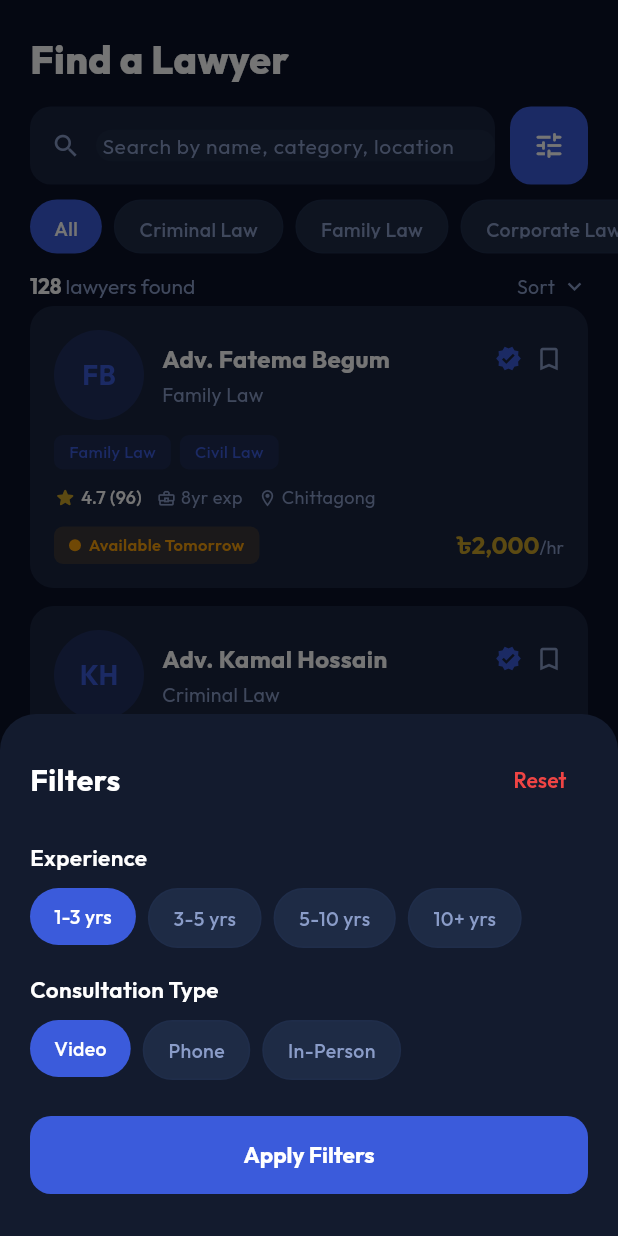
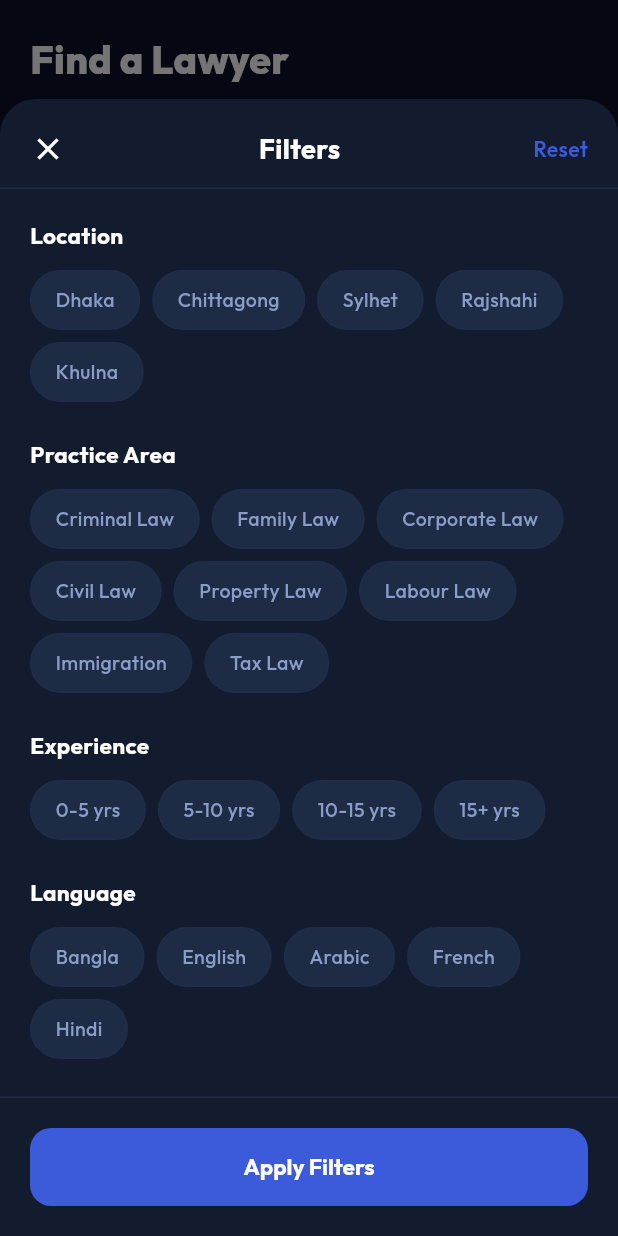
Before and after one commit to hanifuddin15/talktomylawyer, a Flutter app: the ClientSearchTab screen opened directly, scrolled down 209 dp, after a tap on the "tune" icon, on a phone screen of 412 x 824 dp. Run offline on Flutter 3.47's test engine with Material 3 defaults, Android fonts, the phone set to English and light mode, and no system bars; our stand-ins replace badges, connectivity_plus, dartz, dio, dropdown_search, flutter_easyloading and 4 more; missing offline and left inert: ansicolor, searchable_paginated_dropdown; accounts and stored records are empty.

Commit message:
filter design done

```diff
--- a/lib/app/core/l10n/bn.dart
+++ b/lib/app/core/l10n/bn.dart
@@ -139,6 +139,9 @@ const Map<String, String> bn = {
   'apply_filters': 'ফিল্টার প্রয়োগ করুন',
   'hr': '/ঘণ্টা',
   'yrs_exp': 'বছর অভিজ্ঞতা',
+  'practice_area': 'অনুশীলন ক্ষেত্র',
+  'verified_lawyers_only': 'শুধুমাত্র যাচাইকৃত আইনজীবী',
+  'other': 'অন্যান্য',
 
   // Premium
   'go_premium': 'প্রিমিয়ামে যান',
--- a/lib/app/core/l10n/en.dart
+++ b/lib/app/core/l10n/en.dart
@@ -139,6 +139,9 @@ const Map<String, String> en = {
   'apply_filters': 'Apply Filters',
   'hr': '/hr',
   'yrs_exp': 'yr exp',
+  'practice_area': 'Practice Area',
+  'verified_lawyers_only': 'Verified Lawyers Only',
+  'other': 'Other',
 
   // Client Premium
   'go_premium': 'Go Premium',
--- a/lib/app/modules/client_dashboard/views/tabs/client_search_tab.dart
+++ b/lib/app/modules/client_dashboard/views/tabs/client_search_tab.dart
@@ -4,6 +4,7 @@ import 'package:google_fonts/google_fonts.dart';
 import 'package:talktomylawyer/app/core/constants/app_colors.dart';
 import 'package:talktomylawyer/app/core/widgets/app_lawyer_card.dart';
 import 'package:talktomylawyer/app/core/widgets/app_tag_chip.dart';
+import 'package:talktomylawyer/app/core/widgets/input_fields/app_search_field.dart';
 
 class ClientSearchTab extends StatefulWidget {
   const ClientSearchTab({super.key});
@@ -26,8 +27,84 @@ class _ClientSearchTabState extends State<ClientSearchTab> {
   ];
 
   // Filter state
-  int _selectedExperience = 0;
-  int _selectedConsultation = 0;
+  int? _selectedLocation;
+  int? _selectedPracticeArea;
+  int? _selectedExperience;
+  int? _selectedLanguage;
+  int? _selectedConsultation;
+  bool _verifiedOnly = false;
+
+  final List<String> _locations = const [
+    'Dhaka',
+    'Chittagong',
+    'Sylhet',
+    'Rajshahi',
+    'Khulna',
+  ];
+
+  final List<String> _practiceAreas = const [
+    'Criminal Law',
+    'Family Law',
+    'Corporate Law',
+    'Civil Law',
+    'Property Law',
+    'Labour Law',
+    'Immigration',
+    'Tax Law',
+  ];
+
+  final List<String> _experiences = const [
+    '0-5 yrs',
+    '5-10 yrs',
+    '10-15 yrs',
+    '15+ yrs',
+  ];
+
+  final List<String> _languages = const [
+    'Bangla',
+    'English',
+    'Arabic',
+    'French',
+    'Hindi',
+  ];
+
+  final List<String> _consultationTypes = const [
+    'Video Call',
+    'Phone',
+    'In-person',
+  ];
+
+  Widget _buildSectionTitle(String title, Color color) {
+    return Padding(
+      padding: const EdgeInsets.only(bottom: 12),
+      child: Text(
+        title,
+        style: GoogleFonts.outfit(
+          fontSize: 15,
+          fontWeight: FontWeight.w700,
+          color: color,
+        ),
+      ),
+    );
+  }
+
+  Widget _buildChips(
+    List<String> items,
+    int? selectedIndex,
+    ValueChanged<int> onTap,
+  ) {
+    return Wrap(
+      spacing: 8,
+      runSpacing: 8,
+      children: items.asMap().entries.map((e) {
+        return AppTagChip(
+          label: e.value,
+          isSelected: selectedIndex == e.key,
+          onTap: () => onTap(e.key),
+        );
+      }).toList(),
+    );
+  }
 
   @override
   Widget build(BuildContext context) {
@@ -60,37 +137,20 @@ class _ClientSearchTabState extends State<ClientSearchTab> {
               child: Row(
                 children: [
                   Expanded(
-                    child: Container(
-                      height: 52,
-                      decoration: BoxDecoration(
-                        color: cardColor,
-                        borderRadius: BorderRadius.circular(14),
-                      ),
                     child: Row(
                       children: [
                         const SizedBox(width: 14),
-                          Icon(Icons.search, color: secondaryText, size: 20),
-                          const SizedBox(width: 10),
                         Expanded(
-                            child: TextField(
-                              style: GoogleFonts.outfit(
-                                fontSize: 14,
-                                color: primaryText,
-                              ),
-                              decoration: InputDecoration(
-                                hintText: 'search_hint'.tr,
-                                hintStyle: GoogleFonts.outfit(
-                                  fontSize: 14,
-                                  color: secondaryText,
-                                ),
-                                border: InputBorder.none,
-                                isDense: true,
-                                contentPadding: EdgeInsets.zero,
+                          child: SizedBox(
+                            height: 52,
+                            child: AppSearchField(
+                              primaryText: primaryText,
+                              secondaryText: secondaryText,
+                              cardColor: cardColor,
                             ),
                           ),
                         ),
                       ],
-                      ),
                     ),
                   ),
                   const SizedBox(width: 10),
@@ -254,6 +314,14 @@ class _ClientSearchTabState extends State<ClientSearchTab> {
   ) {
     final sheetBg = isDark ? kDarkSurface : kLightSurface;
 
+    // Temporary local state for bottom sheet selections
+    int? tempLocation = _selectedLocation;
+    int? tempPracticeArea = _selectedPracticeArea;
+    int? tempExperience = _selectedExperience;
+    int? tempLanguage = _selectedLanguage;
+    int? tempConsultation = _selectedConsultation;
+    bool tempVerifiedOnly = _verifiedOnly;
+
     showModalBottomSheet(
       context: context,
       backgroundColor: sheetBg,
@@ -262,97 +330,191 @@ class _ClientSearchTabState extends State<ClientSearchTab> {
       ),
       isScrollControlled: true,
       builder: (_) => StatefulBuilder(
-        builder: (context, setSheetState) => Padding(
-          padding: const EdgeInsets.all(20),
+        builder: (context, setSheetState) => Container(
+          height: MediaQuery.of(context).size.height * 0.92,
+          padding: const EdgeInsets.only(top: 8),
           child: Column(
-            mainAxisSize: MainAxisSize.min,
-            crossAxisAlignment: CrossAxisAlignment.start,
             children: [
-              Row(
+              // Header
+              Padding(
+                padding: const EdgeInsets.symmetric(horizontal: 20, vertical: 12),
+                child: Row(
                   mainAxisAlignment: MainAxisAlignment.spaceBetween,
                   children: [
+                    GestureDetector(
+                      onTap: () => Navigator.pop(context),
+                      child: Icon(
+                        Icons.close,
+                        color: primaryText,
+                        size: 24,
+                      ),
+                    ),
                     Text(
                       'filters'.tr,
                       style: GoogleFonts.outfit(
-                      fontSize: 20,
+                        fontSize: 18,
                         fontWeight: FontWeight.w700,
                         color: primaryText,
                       ),
                     ),
-                  TextButton(
-                    onPressed: () {
+                    GestureDetector(
+                      onTap: () {
                         setSheetState(() {
-                        _selectedExperience = 0;
-                        _selectedConsultation = 0;
+                          tempLocation = null;
+                          tempPracticeArea = null;
+                          tempExperience = null;
+                          tempLanguage = null;
+                          tempConsultation = null;
+                          tempVerifiedOnly = false;
                         });
                       },
                       child: Text(
                         'reset'.tr,
                         style: GoogleFonts.outfit(
                           fontSize: 14,
-                        color: kError,
+                          color: kPrimaryBlue,
                           fontWeight: FontWeight.w600,
                         ),
                       ),
                     ),
                   ],
                 ),
-              const SizedBox(height: 16),
-              Text(
-                'experience'.tr,
+              ),
+              Divider(
+                color: isDark ? kDarkDivider : kLightDivider,
+                height: 1,
+              ),
+              // Scrollable content
+              Expanded(
+                child: SingleChildScrollView(
+                  padding: const EdgeInsets.symmetric(horizontal: 20, vertical: 20),
+                  child: Column(
+                    crossAxisAlignment: CrossAxisAlignment.start,
+                    children: [
+                      // 1. Location
+                      _buildSectionTitle('location'.tr, primaryText),
+                      _buildChips(
+                        _locations,
+                        tempLocation,
+                        (index) => setSheetState(() {
+                          tempLocation = (tempLocation == index) ? null : index;
+                        }),
+                      ),
+                      const SizedBox(height: 24),
+
+                      // 2. Practice Area
+                      _buildSectionTitle('practice_area'.tr, primaryText),
+                      _buildChips(
+                        _practiceAreas,
+                        tempPracticeArea,
+                        (index) => setSheetState(() {
+                          tempPracticeArea = (tempPracticeArea == index) ? null : index;
+                        }),
+                      ),
+                      const SizedBox(height: 24),
+
+                      // 3. Experience
+                      _buildSectionTitle('experience'.tr, primaryText),
+                      _buildChips(
+                        _experiences,
+                        tempExperience,
+                        (index) => setSheetState(() {
+                          tempExperience = (tempExperience == index) ? null : index;
+                        }),
+                      ),
+                      const SizedBox(height: 24),
+
+                      // 4. Language
+                      _buildSectionTitle('language'.tr, primaryText),
+                      _buildChips(
+                        _languages,
+                        tempLanguage,
+                        (index) => setSheetState(() {
+                          tempLanguage = (tempLanguage == index) ? null : index;
+                        }),
+                      ),
+                      const SizedBox(height: 24),
+
+                      // 5. Consultation Type
+                      _buildSectionTitle('consultation_type'.tr, primaryText),
+                      _buildChips(
+                        _consultationTypes,
+                        tempConsultation,
+                        (index) => setSheetState(() {
+                          tempConsultation = (tempConsultation == index) ? null : index;
+                        }),
+                      ),
+                      const SizedBox(height: 24),
+
+                      // 6. Other (Verified Toggle)
+                      _buildSectionTitle('other'.tr, primaryText),
+                      Container(
+                        padding: const EdgeInsets.symmetric(horizontal: 16, vertical: 10),
+                        decoration: BoxDecoration(
+                          color: isDark ? kDarkInputFill : kLightInputFill,
+                          borderRadius: BorderRadius.circular(16),
+                          border: Border.all(
+                            color: isDark ? kDarkDivider : kLightDivider,
+                            width: 1,
+                          ),
+                        ),
+                        child: Row(
+                          children: [
+                            const Icon(
+                              Icons.verified_user_outlined,
+                              color: kPrimaryBlue,
+                              size: 20,
+                            ),
+                            const SizedBox(width: 12),
+                            Expanded(
+                              child: Text(
+                                'verified_lawyers_only'.tr,
                                 style: GoogleFonts.outfit(
-                  fontSize: 15,
+                                  fontSize: 14,
                                   fontWeight: FontWeight.w600,
                                   color: primaryText,
                                 ),
                               ),
-              const SizedBox(height: 10),
-              Wrap(
-                spacing: 8,
-                children: ['1-3 yrs', '3-5 yrs', '5-10 yrs', '10+ yrs']
-                    .asMap()
-                    .entries
-                    .map(
-                      (e) => AppTagChip(
-                        label: e.value,
-                        isSelected: _selectedExperience == e.key,
-                        onTap: () =>
-                            setSheetState(() => _selectedExperience = e.key),
                             ),
-                    )
-                    .toList(),
+                            Switch.adaptive(
+                              value: tempVerifiedOnly,
+                              activeColor: kPrimaryBlue,
+                              onChanged: (val) {
+                                setSheetState(() {
+                                  tempVerifiedOnly = val;
+                                });
+                              },
                             ),
-              const SizedBox(height: 16),
-              Text(
-                'consultation_type'.tr,
-                style: GoogleFonts.outfit(
-                  fontSize: 15,
-                  fontWeight: FontWeight.w600,
-                  color: primaryText,
+                          ],
                         ),
                       ),
-              const SizedBox(height: 10),
-              Wrap(
-                spacing: 8,
-                children: ['Video', 'Phone', 'In-Person']
-                    .asMap()
-                    .entries
-                    .map(
-                      (e) => AppTagChip(
-                        label: e.value,
-                        isSelected: _selectedConsultation == e.key,
-                        onTap: () =>
-                            setSheetState(() => _selectedConsultation = e.key),
+                      const SizedBox(height: 12),
+                    ],
                   ),
-                    )
-                    .toList(),
                 ),
-              const SizedBox(height: 24),
-              SizedBox(
+              ),
+              Divider(
+                color: isDark ? kDarkDivider : kLightDivider,
+                height: 1,
+              ),
+              // Sticky bottom action button
+              Padding(
+                padding: const EdgeInsets.all(20),
+                child: SizedBox(
                   width: double.infinity,
                   height: 52,
                   child: ElevatedButton(
-                  onPressed: () => Navigator.pop(context),
+                    onPressed: () {
+                      setState(() {
+                        _selectedLocation = tempLocation;
+                        _selectedPracticeArea = tempPracticeArea;
+                        _selectedExperience = tempExperience;
+                        _selectedLanguage = tempLanguage;
+                        _selectedConsultation = tempConsultation;
+                        _verifiedOnly = tempVerifiedOnly;
+                      });
+                      Navigator.pop(context);
+                    },
                     style: ElevatedButton.styleFrom(
                       backgroundColor: kPrimaryBlue,
                       shape: RoundedRectangleBorder(
@@ -370,7 +532,7 @@ class _ClientSearchTabState extends State<ClientSearchTab> {
                     ),
                   ),
                 ),
-              const SizedBox(height: 8),
+              ),
             ],
           ),
         ),
```
Lines whose indentation alone changed are shown as unchanged.
